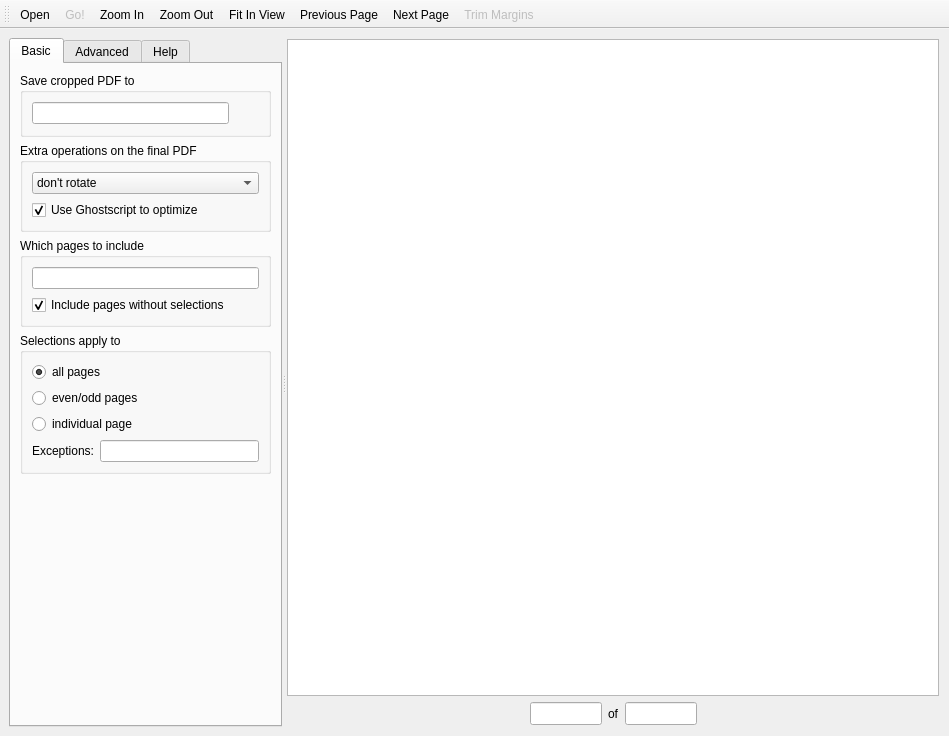
Qt form src/pdfframe/mainwindow.ui (Ogekuri/PdfFrame) before a commit.
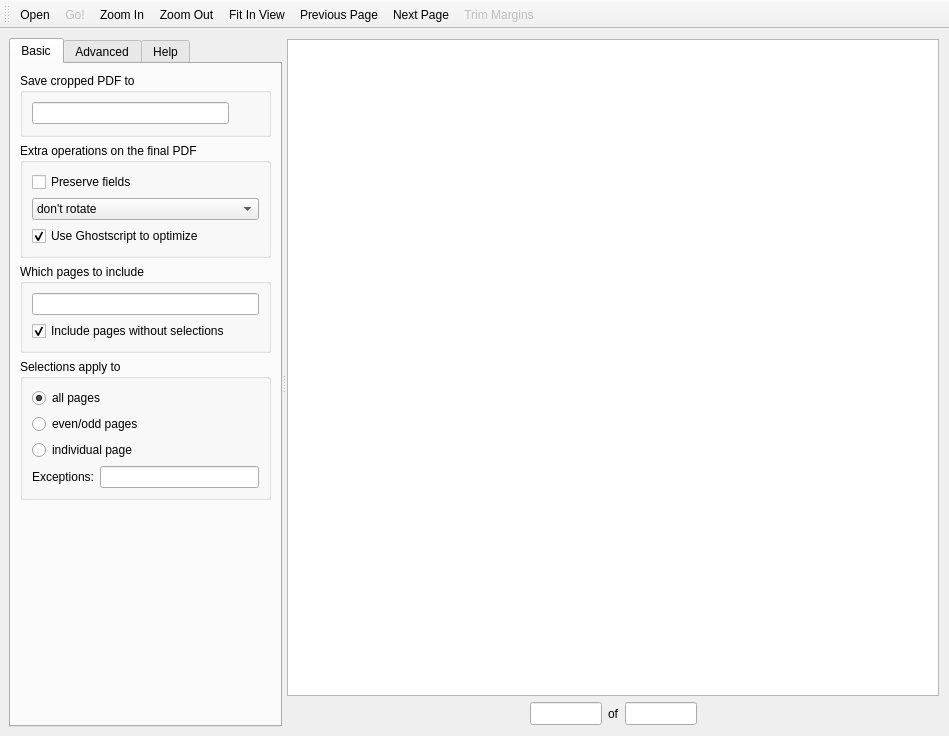
The same form after that commit.

Commit message:
new(mainwindow): add Preserve fields Ghostscript flag [useReq]
Append REQ-032 and TST-011 for Preserve fields behavior.

Add unchecked Preserve fields option before existing PDF operations.

Emit -dPreserveAnnots=true/false in frame and crop commands.

Persist preserve-fields setting and add command/UI tests.

```diff
--- a/src/pdfframe/mainwindow.ui
+++ b/src/pdfframe/mainwindow.ui
@@ -73,6 +73,19 @@
             <bool>false</bool>
            </property>
            <layout class="QVBoxLayout" name="verticalLayout_8">
+             <item>
+              <widget class="QCheckBox" name="checkPreserveFields">
+               <property name="toolTip">
+                <string>&lt;p&gt;Enable Ghostscript annotation preservation flag &lt;i&gt;-dPreserveAnnots&lt;/i&gt; while generating the output PDF.&lt;/p&gt;</string>
+               </property>
+               <property name="text">
+                <string>Preserve fields</string>
+               </property>
+               <property name="checked">
+                <bool>false</bool>
+               </property>
+              </widget>
+             </item>
             <item>
              <widget class="QComboBox" name="comboRotation">
               <item>
```
Lines whose indentation alone changed are shown as unchanged. The commit also changes 10 other files.
